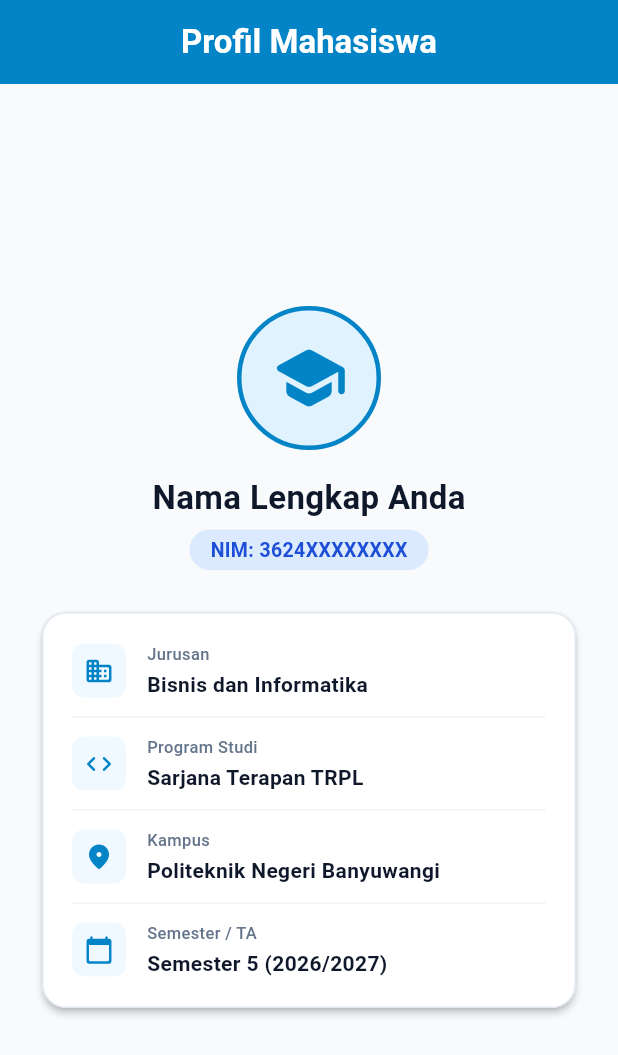
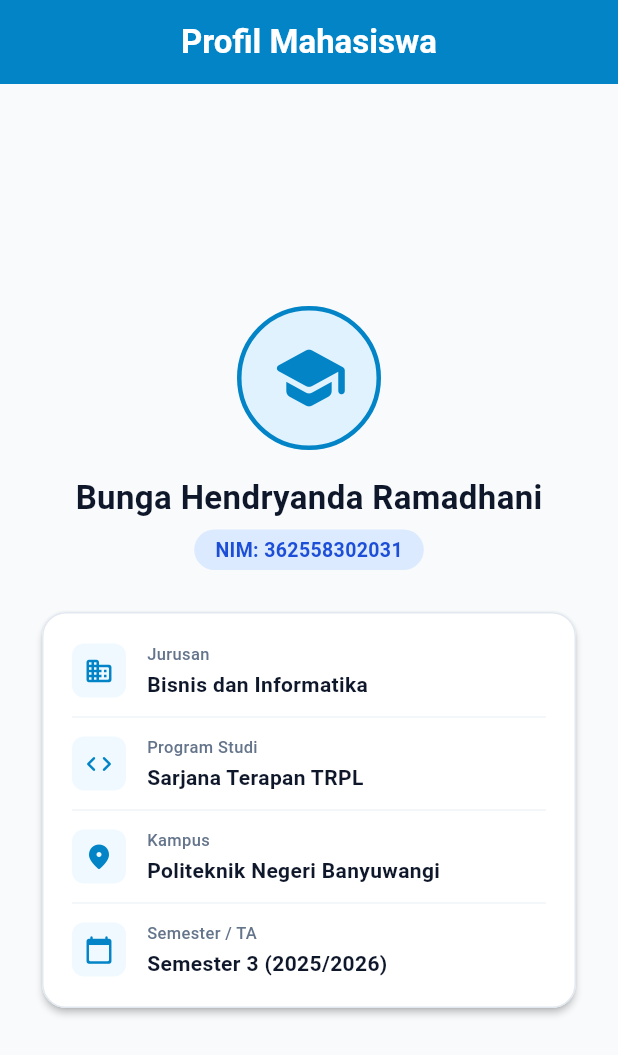
Before and after one commit to bungahr/bunga-hendryanda-ramadhani-mobile-course, a Flutter app: the screen it shows after launch, on a phone screen of 412 x 824 dp. Shown: the top 1055 px of the screen. Run offline on Flutter 3.47's test engine with Material 3 defaults, Android fonts, the phone set to English and light mode, and no system bars.

Commit message:
Update coding

```diff
--- a/lib/main.dart
+++ b/lib/main.dart
@@ -63,7 +63,7 @@
 
               // ── GANTI: Nama Anda ──────────────────────────────────
               const Text(
-                'Nama Lengkap Anda',
+                'Bunga Hendryanda Ramadhani',
                 style: TextStyle(
                   fontSize: 22,
                   fontWeight: FontWeight.bold,
@@ -83,7 +83,7 @@
                   borderRadius: BorderRadius.circular(20),
                 ),
                 child: const Text(
-                  'NIM: 3624XXXXXXXX',
+                  'NIM: 362558302031',
                   style: TextStyle(
                     fontSize: 13,
                     fontWeight: FontWeight.w600,
@@ -126,7 +126,7 @@
                       _InfoRow(
                         icon: Icons.calendar_today_rounded,
                         label: 'Semester / TA',
-                        value: 'Semester 5 (2026/2027)',
+                        value: 'Semester 3 (2025/2026)',
                       ),
                     ],
                   ),
```
